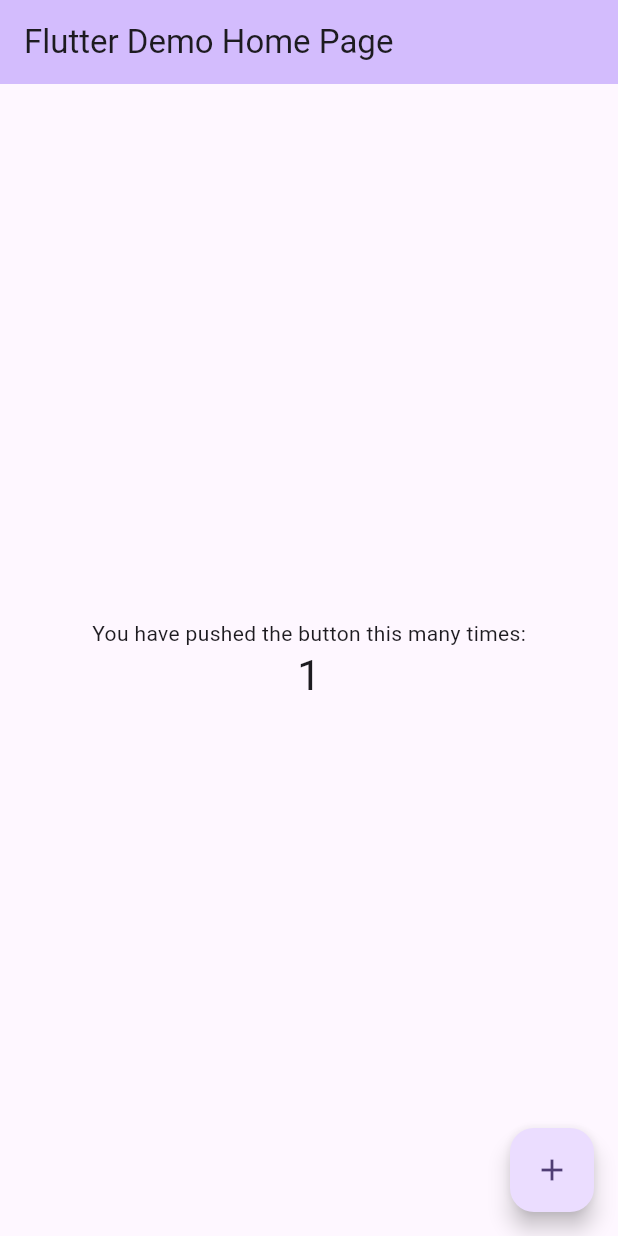
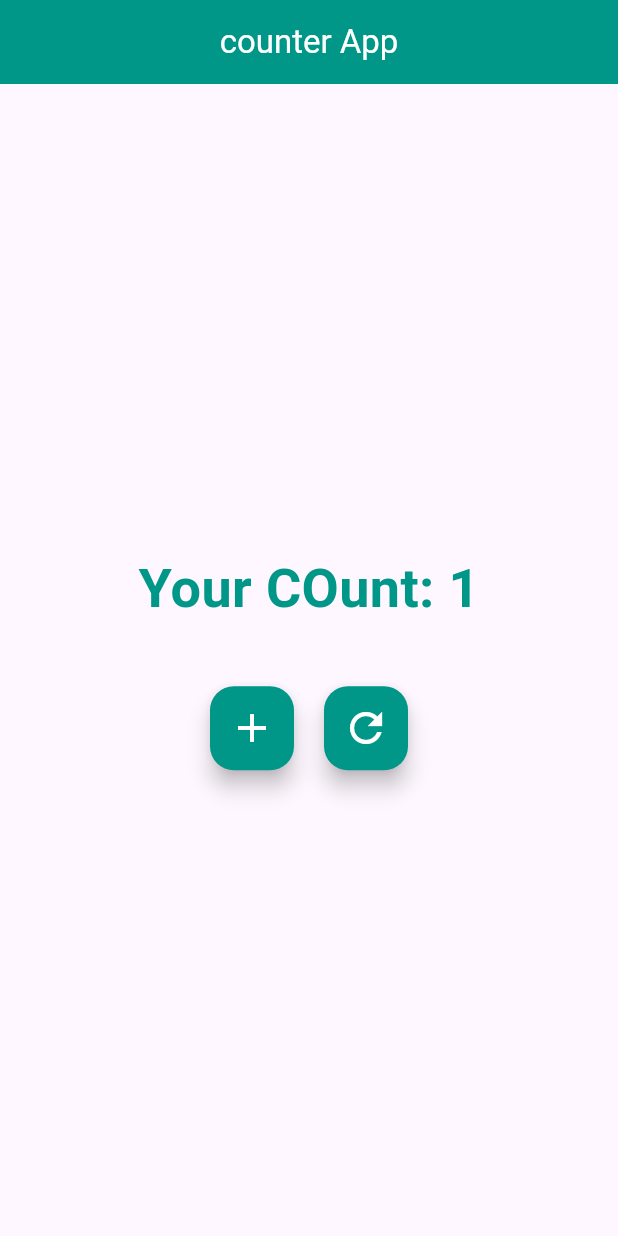
Before and after one commit to vedant15708/task_20_01_26, a Flutter app: the screen it shows after launch, after a tap on the "add" icon, on a phone screen of 412 x 824 dp. Run offline on Flutter 3.47's test engine with Material 3 defaults, Android fonts, the phone set to English and light mode, and no system bars.

Commit message:
counter app with stateflu and stateless widget

```diff
--- a/lib/main.dart
+++ b/lib/main.dart
@@ -1,122 +1,95 @@
 import 'package:flutter/material.dart';
 
 void main() {
-  runApp(const MyApp());
+  runApp(MyApp());
 }
 
 class MyApp extends StatelessWidget {
   const MyApp({super.key});
 
-  // This widget is the root of your application.
   @override
   Widget build(BuildContext context) {
-    return MaterialApp(
-      title: 'Flutter Demo',
-      theme: ThemeData(
-        // This is the theme of your application.
-        //
-        // TRY THIS: Try running your application with "flutter run". You'll see
-        // the application has a purple toolbar. Then, without quitting the app,
-        // try changing the seedColor in the colorScheme below to Colors.green
-        // and then invoke "hot reload" (save your changes or press the "hot
-        // reload" button in a Flutter-supported IDE, or press "r" if you used
-        // the command line to start the app).
-        //
-        // Notice that the counter didn't reset back to zero; the application
-        // state is not lost during the reload. To reset the state, use hot
-        // restart instead.
-        //
-        // This works for code too, not just values: Most code changes can be
-        // tested with just a hot reload.
-        colorScheme: ColorScheme.fromSeed(seedColor: Colors.deepPurple),
-      ),
-      home: const MyHomePage(title: 'Flutter Demo Home Page'),
-    );
+    return MaterialApp(debugShowCheckedModeBanner: false, home: CounterApp());
   }
 }
 
-class MyHomePage extends StatefulWidget {
-  const MyHomePage({super.key, required this.title});
-
-  // This widget is the home page of your application. It is stateful, meaning
-  // that it has a State object (defined below) that contains fields that affect
-  // how it looks.
-
-  // This class is the configuration for the state. It holds the values (in this
-  // case the title) provided by the parent (in this case the App widget) and
-  // used by the build method of the State. Fields in a Widget subclass are
-  // always marked "final".
-
-  final String title;
+class CounterApp extends StatefulWidget {
+  const CounterApp({super.key});
 
   @override
-  State<MyHomePage> createState() => _MyHomePageState();
+  State<CounterApp> createState() => _CounterAppState();
 }
 
-class _MyHomePageState extends State<MyHomePage> {
-  int _counter = 0;
+class _CounterAppState extends State<CounterApp> {
+  int count = 0;
 
-  void _incrementCounter() {
+  void increment() {
     setState(() {
-      // This call to setState tells the Flutter framework that something has
-      // changed in this State, which causes it to rerun the build method below
-      // so that the display can reflect the updated values. If we changed
-      // _counter without calling setState(), then the build method would not be
-      // called again, and so nothing would appear to happen.
-      _counter++;
+      count++;
+    });
+  }
+
+  void reset() {
+    setState(() {
+      count = 0;
     });
   }
 
   @override
   Widget build(BuildContext context) {
-    // This method is rerun every time setState is called, for instance as done
-    // by the _incrementCounter method above.
-    //
-    // The Flutter framework has been optimized to make rerunning build methods
-    // fast, so that you can just rebuild anything that needs updating rather
-    // than having to individually change instances of widgets.
     return Scaffold(
       appBar: AppBar(
-        // TRY THIS: Try changing the color here to a specific color (to
-        // Colors.amber, perhaps?) and trigger a hot reload to see the AppBar
-        // change color while the other colors stay the same.
-        backgroundColor: Theme.of(context).colorScheme.inversePrimary,
-        // Here we take the value from the MyHomePage object that was created by
-        // the App.build method, and use it to set our appbar title.
-        title: Text(widget.title),
+        title: Text("counter App", style: TextStyle(color: Colors.white)),
+        centerTitle: true,
+        backgroundColor: Colors.teal,
       ),
+
       body: Center(
-        // Center is a layout widget. It takes a single child and positions it
-        // in the middle of the parent.
         child: Column(
-          // Column is also a layout widget. It takes a list of children and
-          // arranges them vertically. By default, it sizes itself to fit its
-          // children horizontally, and tries to be as tall as its parent.
-          //
-          // Column has various properties to control how it sizes itself and
-          // how it positions its children. Here we use mainAxisAlignment to
-          // center the children vertically; the main axis here is the vertical
-          // axis because Columns are vertical (the cross axis would be
-          // horizontal).
-          //
-          // TRY THIS: Invoke "debug painting" (choose the "Toggle Debug Paint"
-          // action in the IDE, or press "p" in the console), to see the
-          // wireframe for each widget.
           mainAxisAlignment: MainAxisAlignment.center,
-          children: <Widget>[
-            const Text('You have pushed the button this many times:'),
-            Text(
-              '$_counter',
-              style: Theme.of(context).textTheme.headlineMedium,
+          children: [
+            CounterDisplay(count: count),
+            const SizedBox(height: 40),
+            Row(
+              mainAxisAlignment: MainAxisAlignment.center,
+              children: [
+                FloatingActionButton(
+                  backgroundColor: Colors.teal,
+                  onPressed: increment,
+                  child: const Icon(Icons.add, size: 32, color: Colors.white),
+                ),
+                const SizedBox(width: 20),
+                FloatingActionButton(
+                  backgroundColor: Colors.teal,
+                  onPressed: reset,
+                  child: const Icon(
+                    Icons.refresh,
+                    size: 32,
+                    color: Colors.white,
+                  ),
+                ),
+              ],
             ),
           ],
         ),
       ),
-      floatingActionButton: FloatingActionButton(
-        onPressed: _incrementCounter,
-        tooltip: 'Increment',
-        child: const Icon(Icons.add),
-      ), // This trailing comma makes auto-formatting nicer for build methods.
     );
   }
 }
+
+class CounterDisplay extends StatelessWidget {
+  final int count;
+  const CounterDisplay({super.key, required this.count});
+
+  @override
+  Widget build(BuildContext context) {
+    return Text(
+      "Your COunt: $count",
+      style: TextStyle(
+        fontSize: 36,
+        fontWeight: FontWeight.bold,
+        color: Colors.teal,
+      ),
+    );
+  }
+}
```
